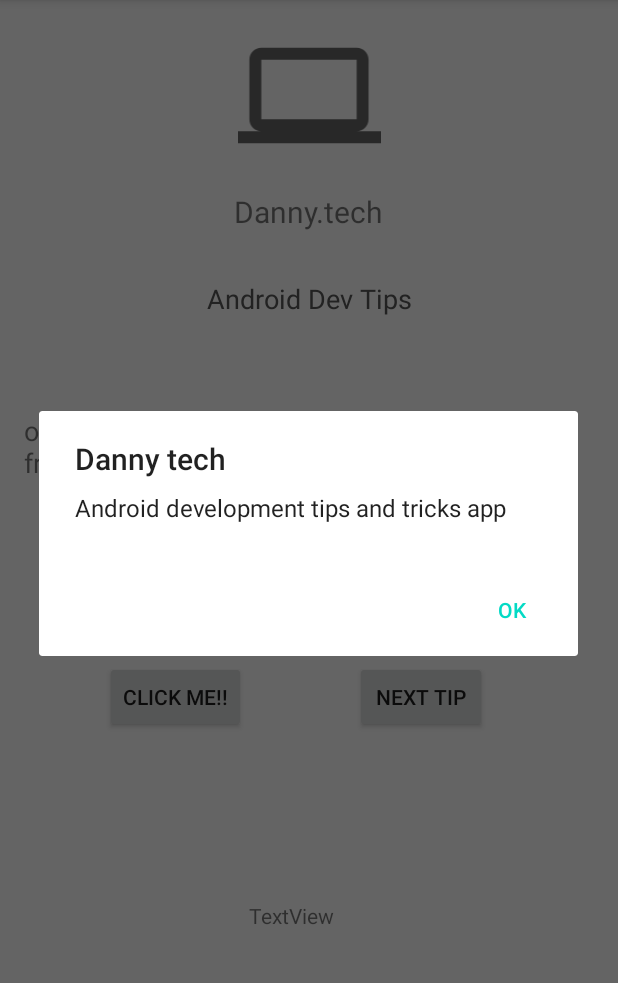
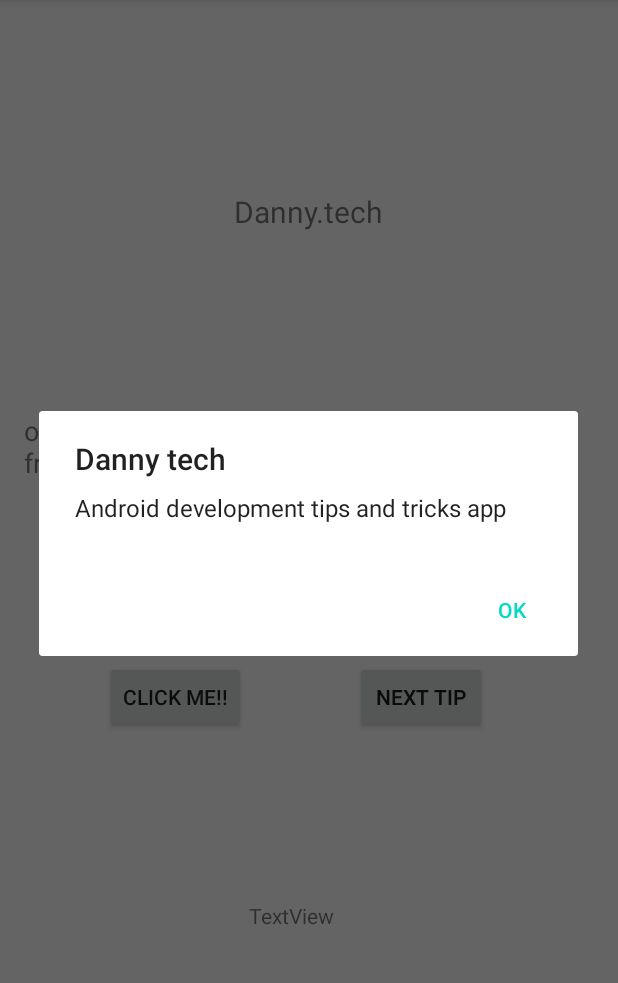
Before and after one commit to daniel-waiguru/RWAndroidBootcampSummer2020, an Android app: the screen it shows after launch (MainActivity), in the options menu, after a tap on "About", on a phone screen of 412 x 824 dp, the part 84-1067 px from its top. Run offline under Robolectric (Android 15) with nearby library versions, the phone set to English and light mode, and no system bars; Roboto replaces fonts that are not available here.

Commit message:
added views animation

```diff
--- a/Week03/BusinessCard/app/src/main/java/tech/danielwaiguru/businesscard/MainActivity.kt
+++ b/Week03/BusinessCard/app/src/main/java/tech/danielwaiguru/businesscard/MainActivity.kt
@@ -8,6 +8,7 @@ import android.util.Log
 import android.view.Menu
 import android.view.MenuItem
 import android.view.View
+import android.view.animation.AnimationUtils
 import android.widget.Toast
 import androidx.appcompat.app.AlertDialog
 import kotlinx.android.synthetic.main.activity_main.*
@@ -29,11 +30,15 @@ class MainActivity : AppCompatActivity() {
     override fun onCreate(savedInstanceState: Bundle?) {
         super.onCreate(savedInstanceState)
         setContentView(R.layout.activity_main)
-
+        val animation = AnimationUtils.loadAnimation(this, R.anim.animation)
+        textView.startAnimation(animation)
+        textView2.startAnimation(animation)
+        imageView.startAnimation(animation)
         btnNextTip.setOnClickListener {
             var currentTip = androidTips.random()
 
             txtTips.text = currentTip
+            animateButton()
         }
 
     }
@@ -73,4 +78,10 @@ class MainActivity : AppCompatActivity() {
         }
         alert.create().show()
     }
+    private  fun animateButton(){
+        btnNextTip.animate().apply {
+            duration = 1000
+            rotationYBy(360f)
+        }.start()
+    }
 }
--- /dev/null
+++ b/Week03/BusinessCard/app/src/main/res/anim/animation.xml
@@ -0,0 +1,10 @@
+<?xml version="1.0" encoding="utf-8"?>
+<set xmlns:android="http://schemas.android.com/apk/res/android"
+    android:duration="800"
+    android:startOffset="100">
+    <translate android:fromYDelta="-100"
+        android:toYDelta="0"/>
+    <alpha android:fromAlpha="0.0"
+        android:toAlpha="1.0" />
+
+</set>
```
